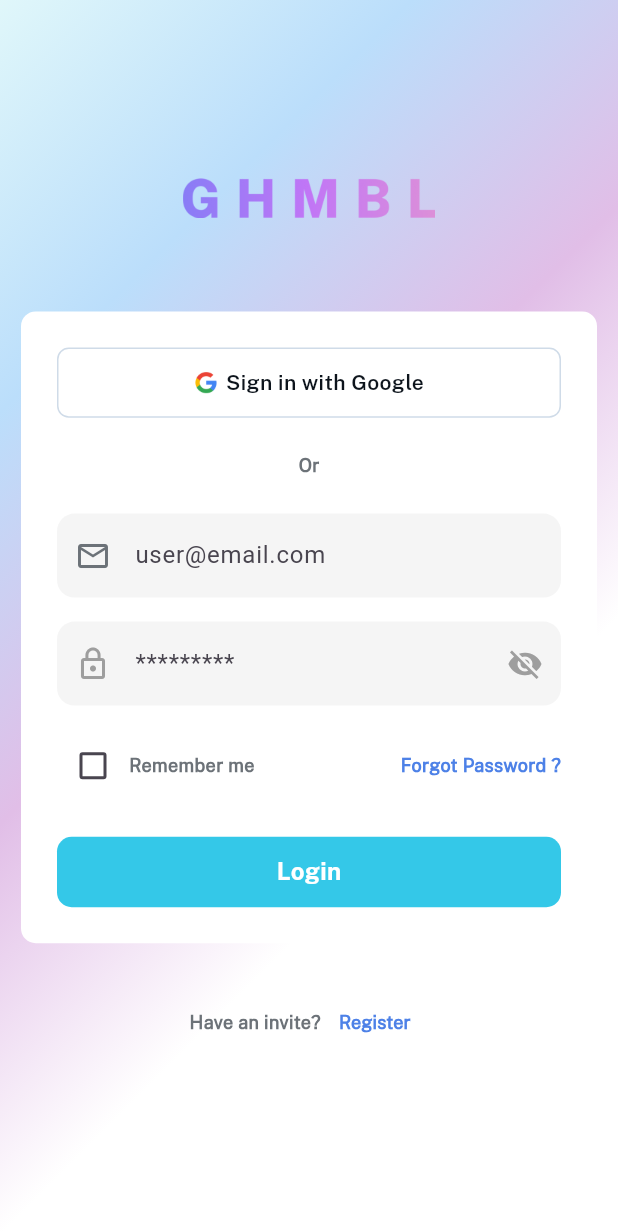
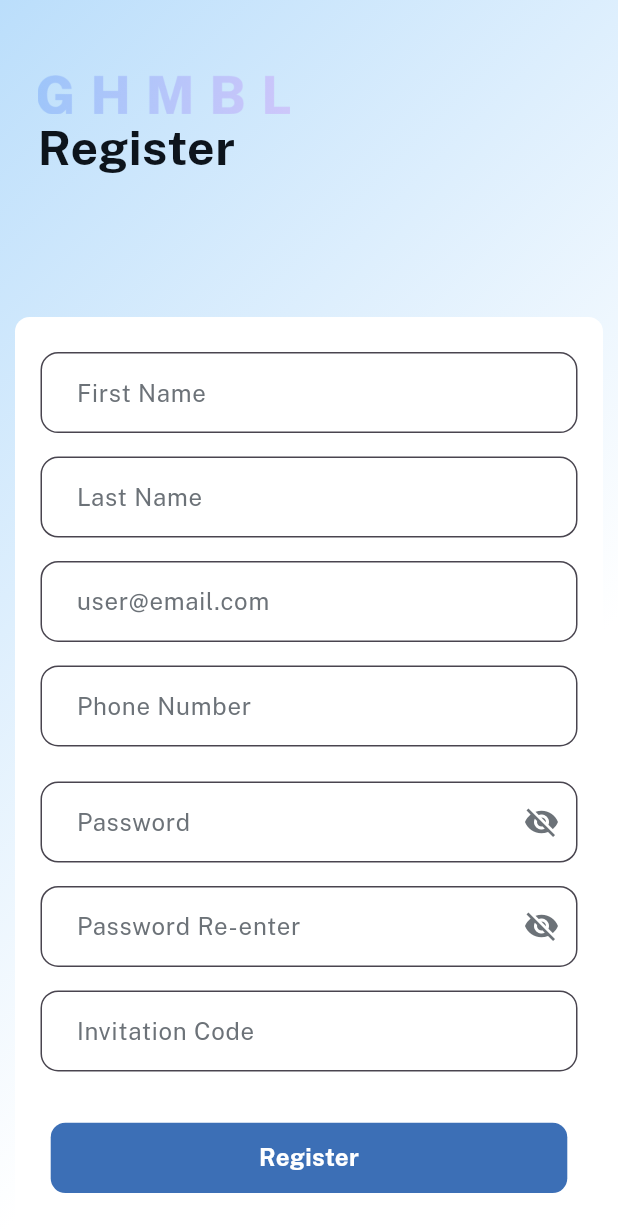
Before and after one commit to turklala0315/ghmbl, a Flutter app: the screen it shows after launch, on a phone screen of 412 x 824 dp. Shown: the top 1232 px of the screen. Run offline on Flutter 3.47's test engine with Material 3 defaults, Android fonts, the phone set to English and light mode, and no system bars; our stand-ins replace device_preview_plus, flutter_screenutil.

Commit message:
register screen is done

```diff
--- a/lib/core/constant/auth/auth_field_decoration/auth_field_decoration.dart
+++ b/lib/core/constant/auth/auth_field_decoration/auth_field_decoration.dart
@@ -1,18 +1,14 @@
-import 'dart:nativewrappers/_internal/vm/lib/ffi_allocation_patch.dart';
-
 import 'package:flutter/material.dart';
 import 'package:flutter_screenutil/flutter_screenutil.dart';
-import 'package:ghmbl/core/constant/colors/colors.dart';
-import 'package:ghmbl/core/constant/text_style/text_style.dart';
 
 final authFieldDecoration = InputDecoration(
   hintText: 'user@email.com',
-  prefixIcon: Icon(Icons.email_outlined, color: grayColor),
+
   border: OutlineInputBorder(
     borderRadius: BorderRadius.circular(12.r),
     borderSide: BorderSide.none,
   ),
   filled: true,
   fillColor: Colors.grey.shade100,
-  contentPadding: const EdgeInsets.symmetric(vertical: 16, horizontal: 12),
+  contentPadding: EdgeInsets.symmetric(vertical: 10, horizontal: 12),
 );
--- a/lib/core/constant/auth/login/login_screen.dart
+++ b/lib/core/constant/auth/login/login_screen.dart
@@ -1,6 +1,7 @@
 import 'package:flutter/material.dart';
 import 'package:flutter_screenutil/flutter_screenutil.dart';
 import 'package:ghmbl/core/constant/auth/auth_field_decoration/auth_field_decoration.dart';
+import 'package:ghmbl/core/constant/auth/register/register_screen.dart';
 import 'package:ghmbl/core/constant/colors/colors.dart';
 import 'package:ghmbl/core/constant/string/string.dart';
 import 'package:ghmbl/core/constant/text_style/text_style.dart';
@@ -111,7 +112,12 @@ class _LoginScreenState extends State<LoginScreen> {
                         TextFormField(
                           keyboardType: TextInputType.emailAddress,
                           controller: emailcontroller,
-                          decoration: authFieldDecoration,
+                          decoration: authFieldDecoration.copyWith(
+                            contentPadding: EdgeInsets.symmetric(
+                              horizontal: 20,
+                              vertical: 15,
+                            ),
+                          ),
                         ),
                         //
                         SizedBox(height: 16),
@@ -121,11 +127,12 @@ class _LoginScreenState extends State<LoginScreen> {
                           controller: passwordcontroller,
                           obscureText: !_isPasswordVisible,
                           decoration: InputDecoration(
+                            contentPadding: EdgeInsets.symmetric(
+                              horizontal: 20,
+                              vertical: 15,
+                            ),
                             hintText: '*********',
-                            prefixIcon: Icon(
-                              Icons.lock_outline,
-                              color: Colors.grey,
-                            ),
+
                             suffixIcon: IconButton(
                               icon: Icon(
                                 _isPasswordVisible
@@ -145,10 +152,6 @@ class _LoginScreenState extends State<LoginScreen> {
                             ),
                             filled: true,
                             fillColor: Colors.grey.shade100,
-                            contentPadding: const EdgeInsets.symmetric(
-                              vertical: 16,
-                              horizontal: 12,
-                            ),
                           ),
                         ),
 
@@ -209,7 +212,14 @@ class _LoginScreenState extends State<LoginScreen> {
                     Text('Have an invite?', style: style12),
 
                     TextButton(
-                      onPressed: () {},
+                      onPressed: () {
+                        Navigator.push(
+                          context,
+                          MaterialPageRoute(
+                            builder: (context) => RegisterScreen(),
+                          ),
+                        );
+                      },
                       child: Text(
                         'Register',
                         style: style12.copyWith(color: forgotpasswordColor),
--- /dev/null
+++ b/lib/core/constant/auth/register/register_screen.dart
@@ -0,0 +1,277 @@
+import 'package:flutter/material.dart';
+import 'package:flutter_screenutil/flutter_screenutil.dart';
+import 'package:ghmbl/core/constant/auth/auth_field_decoration/auth_field_decoration.dart';
+import 'package:ghmbl/core/constant/auth/login/login_screen.dart';
+import 'package:ghmbl/core/constant/colors/colors.dart';
+import 'package:ghmbl/core/constant/string/string.dart';
+import 'package:ghmbl/core/constant/text_style/text_style.dart';
+import 'package:ghmbl/ui/custom_widgets/reuse_main_button/reuse_main_button.dart';
+
+class RegisterScreen extends StatefulWidget {
+  const RegisterScreen({super.key});
+
+  @override
+  State<RegisterScreen> createState() => _RegisterScreenState();
+}
+
+class _RegisterScreenState extends State<RegisterScreen> {
+  TextEditingController firstname = TextEditingController();
+  TextEditingController lastname = TextEditingController();
+  TextEditingController useremail = TextEditingController();
+  TextEditingController phonenumber = TextEditingController();
+  TextEditingController password = TextEditingController();
+  TextEditingController passwordreenter = TextEditingController();
+  TextEditingController invitationcode = TextEditingController();
+  bool _isPasswordVisible = false;
+  bool _isreenterpassworVisibile = false;
+
+  @override
+  Widget build(BuildContext context) {
+    return Scaffold(
+      body: Container(
+        decoration: BoxDecoration(
+          gradient: LinearGradient(
+            begin: Alignment.topLeft,
+            // end: Alignment.topRight,
+            colors: [
+              // Light Cyan
+              Color(0xFFBBDEFB), // Light Blue
+              whiteColor,
+
+              // Color(0xFFE1BEE7), // Light Purple
+            ],
+          ),
+        ),
+
+        child: SingleChildScrollView(
+          child: Column(
+            crossAxisAlignment: CrossAxisAlignment.start,
+            mainAxisAlignment: MainAxisAlignment.start,
+            children: [
+              Padding(
+                padding: const EdgeInsets.symmetric(
+                  horizontal: 25,
+                  vertical: 50,
+                ),
+                child: Column(
+                  crossAxisAlignment: CrossAxisAlignment.start,
+                  mainAxisAlignment: MainAxisAlignment.start,
+                  children: [
+                    Image.asset('$staticAssets/ghmbl_light.png', scale: 4),
+                    Text('Register', style: style32),
+                  ],
+                ),
+              ),
+
+              //
+              SizedBox(height: 40.h),
+              //
+              Padding(
+                padding: const EdgeInsets.symmetric(horizontal: 10),
+                child: Center(
+                  child: Container(
+                    height: 844.h,
+                    width: 375.w,
+
+                    decoration: BoxDecoration(
+                      color: whiteColor,
+                      borderRadius: BorderRadius.circular(10.r),
+                    ),
+                    child: Padding(
+                      padding: const EdgeInsets.symmetric(horizontal: 17),
+                      child: Center(
+                        child: Column(
+                          children: [
+                            //
+                            SizedBox(height: 24.h),
+                            //
+                            _buildTextFormField(
+                              firstname,
+                              'First Name',
+                              TextInputType.text,
+                            ),
+                            //
+                            SizedBox(height: 16.h),
+                            //
+                            _buildTextFormField(
+                              lastname,
+                              'Last Name',
+                              TextInputType.text,
+                            ),
+                            //
+                            SizedBox(height: 16.h),
+                            //
+                            _buildTextFormField(
+                              useremail,
+                              'user@email.com',
+                              TextInputType.emailAddress,
+                            ),
+                            //
+                            SizedBox(height: 16.h),
+                            //
+                            _buildTextFormField(
+                              phonenumber,
+                              'Phone Number',
+                              TextInputType.phone,
+                            ),
+                            //
+                            SizedBox(height: 24.h),
+                            //
+                            TextFormField(
+                              obscureText: !_isPasswordVisible,
+                              keyboardType: TextInputType.text,
+                              controller: password,
+                              decoration: authFieldDecoration.copyWith(
+                                suffixIcon: IconButton(
+                                  onPressed: () {
+                                    setState(() {
+                                      _isPasswordVisible = !_isPasswordVisible;
+                                    });
+                                  },
+                                  icon: Icon(
+                                    _isPasswordVisible
+                                        ? Icons.visibility
+                                        : Icons.visibility_off,
+                                    color: grayColor,
+                                  ),
+                                ),
+                                hintText: 'Password',
+                                hintStyle: style12.copyWith(
+                                  fontSize: 16,
+                                  fontWeight: FontWeight.w400,
+                                ),
+                                fillColor: whiteColor,
+                                contentPadding: EdgeInsets.symmetric(
+                                  horizontal: 20,
+                                  vertical: 15,
+                                ),
+                                border: OutlineInputBorder(
+                                  borderRadius: BorderRadius.circular(12.r),
+                                  borderSide: BorderSide(
+                                    color: borderColor,
+                                    width: 0.5,
+                                  ),
+                                ),
+                              ),
+                            ),
+                            //
+                            SizedBox(height: 16.h),
+                            //
+                            TextFormField(
+                              obscureText: _isreenterpassworVisibile,
+                              keyboardType: TextInputType.text,
+                              controller: passwordreenter,
+                              decoration: authFieldDecoration.copyWith(
+                                suffixIcon: IconButton(
+                                  onPressed: () {
+                                    setState(() {
+                                      _isreenterpassworVisibile =
+                                          !_isreenterpassworVisibile;
+                                    });
+                                  },
+                                  icon: Icon(
+                                    _isreenterpassworVisibile
+                                        ? Icons.visibility
+                                        : Icons.visibility_off,
+                                    color: grayColor,
+                                  ),
+                                ),
+                                hintText: 'Password Re-enter',
+                                hintStyle: style12.copyWith(
+                                  fontSize: 16,
+                                  fontWeight: FontWeight.w400,
+                                ),
+                                fillColor: whiteColor,
+                                contentPadding: EdgeInsets.symmetric(
+                                  horizontal: 20,
+                                  vertical: 15,
+                                ),
+                                border: OutlineInputBorder(
+                                  borderRadius: BorderRadius.circular(12.r),
+                                  borderSide: BorderSide(
+                                    color: borderColor,
+                                    width: 0.5,
+                                  ),
+                                ),
+                              ),
+                            ),
+
+                            //
+                            SizedBox(height: 16.h),
+                            //
+                            _buildTextFormField(
+                              invitationcode,
+                              'Invitation Code',
+                              TextInputType.text,
+                            ),
+                            //
+                            SizedBox(height: 35.h),
+                            //
+                            ReuseMainButton(
+                              text: 'Register',
+                              color: forgotpasswordColor,
+                              height: 48.h,
+                              width: 326.w,
+                              callback: () {},
+                            ),
+
+                            //
+                            SizedBox(height: 26.h),
+                            //
+                            Row(
+                              mainAxisAlignment: MainAxisAlignment.center,
+                              children: [
+                                Text(
+                                  'Already have an account?',
+                                  style: style12,
+                                ),
+                                TextButton(
+                                  onPressed: () {
+                                    Navigator.push(
+                                      context,
+                                      MaterialPageRoute(
+                                        builder: (context) => LoginScreen(),
+                                      ),
+                                    );
+                                  },
+                                  child: Text(
+                                    'Log In',
+                                    style: style12.copyWith(
+                                      color: mainbluekColor,
+                                    ),
+                                  ),
+                                ),
+                              ],
+                            ),
+                          ],
+                        ),
+                      ),
+                    ),
+                  ),
+                ),
+              ),
+            ],
+          ),
+        ),
+      ),
+    );
+  }
+}
+
+//
+Widget _buildTextFormField(controller, String hintText, keyboardtype) {
+  return TextFormField(
+    keyboardType: keyboardtype,
+    controller: controller,
+    decoration: authFieldDecoration.copyWith(
+      hintText: hintText,
+      hintStyle: style12.copyWith(fontSize: 16, fontWeight: FontWeight.w400),
+      fillColor: whiteColor,
+      contentPadding: EdgeInsets.symmetric(horizontal: 20, vertical: 15),
+      border: OutlineInputBorder(
+        borderRadius: BorderRadius.circular(12.r),
+        borderSide: BorderSide(color: borderColor, width: 0.5),
+      ),
+    ),
+  );
+}
--- a/lib/core/constant/colors/colors.dart
+++ b/lib/core/constant/colors/colors.dart
@@ -5,4 +5,4 @@ const grayColor = Color(0xFF6C7278);
 const borderColor = Color(0xFFCFDBE8);
 const mainblackColor = Color(0xFF0D141C);
 const mainbluekColor = Color(0xFF34C8E8);
-const forgotpasswordColor = Color(0xFF4D81E7);
+const forgotpasswordColor = Color.fromARGB(255, 60, 111, 182);
--- a/lib/core/constant/text_style/text_style.dart
+++ b/lib/core/constant/text_style/text_style.dart
@@ -1,4 +1,3 @@
-import 'dart:ui';
 import 'package:flutter/material.dart';
 import 'package:ghmbl/core/constant/colors/colors.dart';
 
@@ -20,3 +19,9 @@ final style16 = TextStyle(
   color: whiteColor,
   fontWeight: FontWeight.w700,
 );
+final style32 = TextStyle(
+  fontSize: 32,
+  fontFamily: "publicsansbold",
+  color: mainblackColor,
+  fontWeight: FontWeight.w700,
+);
--- a/lib/main.dart
+++ b/lib/main.dart
@@ -3,6 +3,8 @@ import 'package:flutter/foundation.dart';
 import 'package:flutter/material.dart';
 import 'package:flutter_screenutil/flutter_screenutil.dart';
 import 'package:ghmbl/core/constant/auth/login/login_screen.dart';
+import 'package:ghmbl/core/constant/auth/register/register_screen.dart';
+
 // import 'package:ghmbl/ui/screen/zeeshan/zeshan_listtile.dart';
 
 void main() {
@@ -27,7 +29,7 @@ class MyApp extends StatelessWidget {
           builder: DevicePreview.appBuilder,
           theme: ThemeData.light(),
           darkTheme: ThemeData.dark(),
-          home: LoginScreen(),
+          home: RegisterScreen(),
         );
       },
     );
--- a/lib/ui/custom_widgets/reuse_main_button/reuse_main_button.dart
+++ b/lib/ui/custom_widgets/reuse_main_button/reuse_main_button.dart
@@ -1,6 +1,5 @@
 import 'package:flutter/material.dart';
 import 'package:flutter_screenutil/flutter_screenutil.dart';
-import 'package:ghmbl/core/constant/colors/colors.dart';
 import 'package:ghmbl/core/constant/text_style/text_style.dart';
 
 class ReuseMainButton extends StatelessWidget {
```
Also changed, not shown: assets/static_assets/ghmbl_light.png (added).
